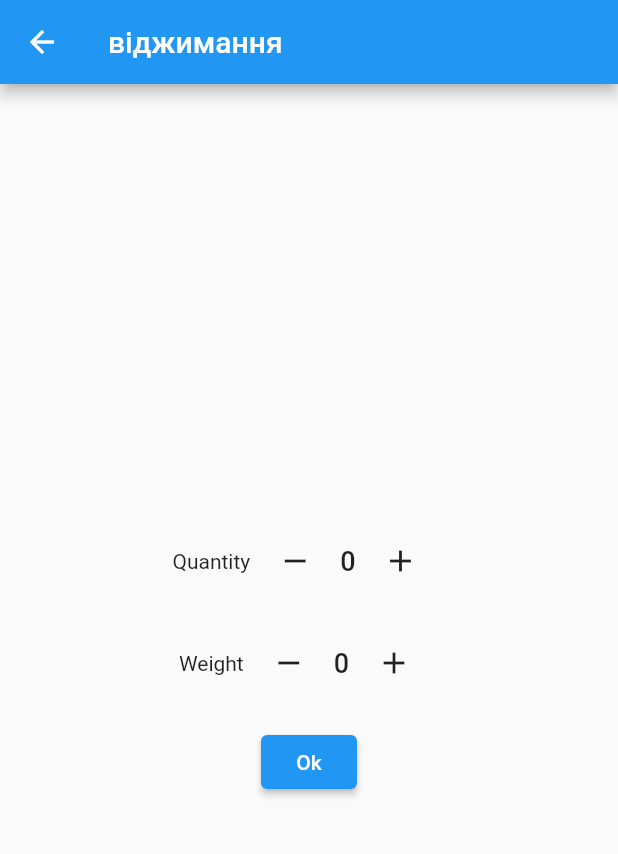
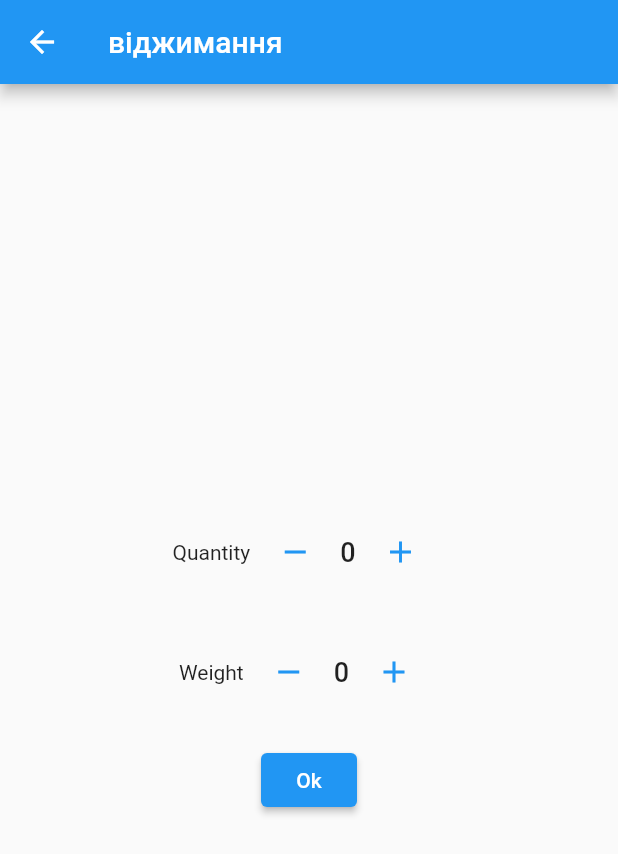
Before and after one commit to oleksabor/work-tracker, a Flutter app: the screen it shows after launch, after a tap on the "add" icon, on a phone screen of 412 x 824 dp. Shown: the top 854 px of the screen. Run offline on Flutter 3.47's test engine with Material 2 defaults, Android fonts, the phone set to English and light mode, and no system bars; our stand-ins replace hive, package_info_plus; accounts and stored records are empty.

Commit message:
back to IconButton

```diff
--- a/lib/views/numeric_step_button.dart
+++ b/lib/views/numeric_step_button.dart
@@ -28,7 +28,7 @@ class _NumericStepButtonState extends State<NumericStepButton> {
   void increment(int delta) {
     setState(() {
       var maxValue = widget.maxValue ?? (counter + delta);
-      if (counter < maxValue) {
+      if (counter < maxValue && counter + delta <= maxValue) {
         counter += delta;
       }
       widget.onChanged(counter);
@@ -38,7 +38,7 @@ class _NumericStepButtonState extends State<NumericStepButton> {
   void decrement(int delta) {
     setState(() {
       var minValue = widget.minValue ?? (counter - delta);
-      if (counter > minValue) {
+      if (counter > minValue && counter - delta >= minValue) {
         counter -= delta;
       }
       widget.onChanged(counter);
@@ -70,17 +70,15 @@ class _NumericStepButtonState extends State<NumericStepButton> {
       mainAxisAlignment: MainAxisAlignment.spaceAround,
       children: [
         GestureDetector(
-          child: Container(
-            child: const Icon(
+          child: IconButton(
+            onPressed: () => decrement(1),
+            icon: const Icon(
               Icons.remove,
               // color: Theme.of(context).secondaryHeaderColor,
             ),
-            padding: EdgeInsets.symmetric(vertical: 6.0, horizontal: 18.0),
-            // color: Theme.of(context).primaryColor,
+            padding: EdgeInsets.symmetric(vertical: 8.0, horizontal: 18.0),
+            color: Theme.of(context).primaryColor,
           ),
-          onTap: () {
-            decrement(1);
-          },
           onLongPressStart: (_) async {
             startPressing(() => decrement(10));
           },
@@ -101,16 +99,15 @@ class _NumericStepButtonState extends State<NumericStepButton> {
           ),
         ),
         GestureDetector(
-          child: Container(
-            child: const Icon(
+          child: IconButton(
+            onPressed: () => increment(1),
+            icon: const Icon(
               Icons.add,
               //color: Theme.of(context).secondaryHeaderColor,
             ),
-            padding: EdgeInsets.symmetric(vertical: 6.0, horizontal: 18.0),
+            padding: EdgeInsets.symmetric(vertical: 8.0, horizontal: 18.0),
+            color: Theme.of(context).primaryColor,
           ),
-          onTap: () {
-            increment(1);
-          },
           onLongPressStart: (_) async {
             startPressing(() => increment(10));
           },
```
